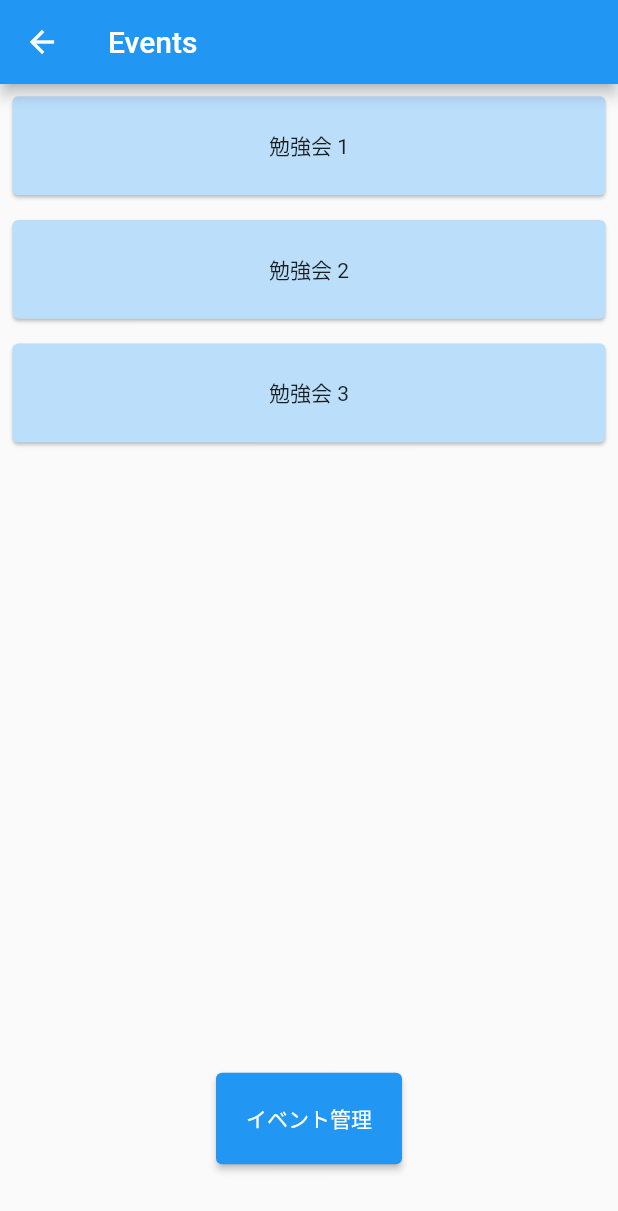
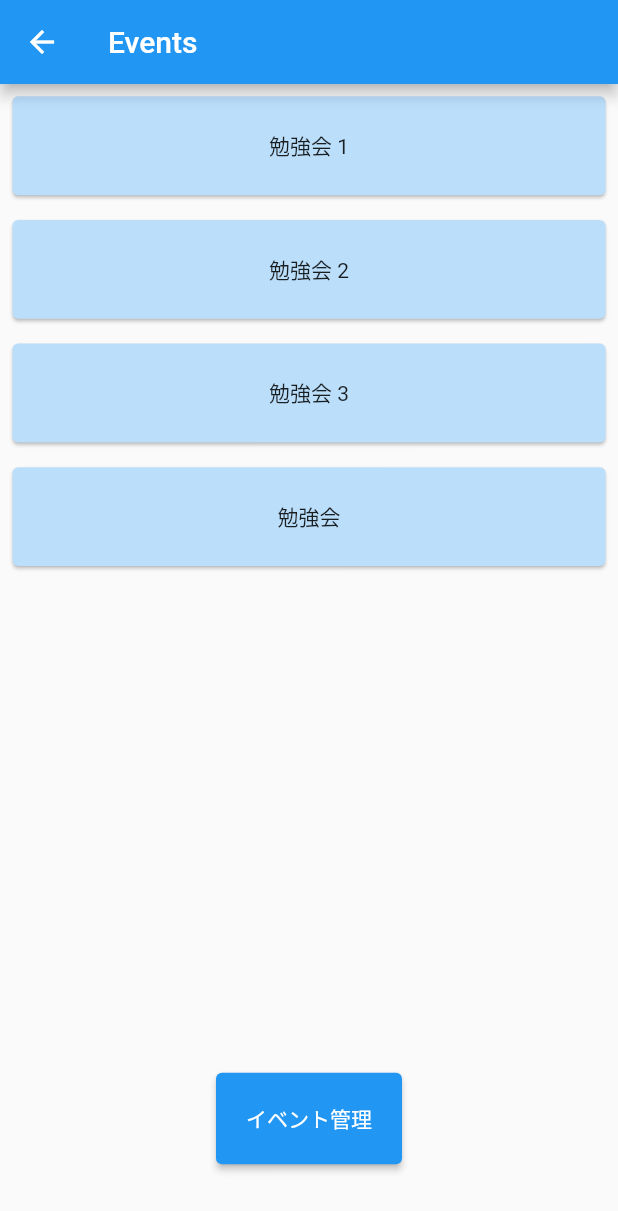
Before and after one commit to yotubarail/flutter_alpha, a Flutter app: the Events screen opened by its route, on a phone screen of 412 x 824 dp. Shown: the top 1211 px of the screen. Run offline on Flutter 3.47's test engine with Material 2 defaults, Android fonts, the phone set to English and light mode, and no system bars.

Commit message:
カード作成メソッド作成

```diff
--- a/lib/main.dart
+++ b/lib/main.dart
@@ -1,3 +1,4 @@
+import 'package:flutter/foundation.dart';
 import 'package:flutter/material.dart';
 
 void main() => runApp(const MyApp());
@@ -64,6 +65,36 @@ class Events extends StatefulWidget {
 
   @override
   _EventsState createState() => _EventsState();
+
+  Card createEventCard({
+    required BuildContext context,
+    required double cardMargin,
+    required double cardHeight,
+    required String eventTitle,
+    required String eventDescription,
+  }) {
+    return Card(
+      margin: EdgeInsets.all(cardMargin),
+      color: Colors.blue[100],
+      child: InkWell(
+        onTap: () {
+          Navigator.of(context).pushNamed(
+            '/detail',
+            arguments: EventArguments(
+              title: eventTitle,
+              description: eventDescription,
+            ),
+          );
+        },
+        child: SizedBox(
+          height: cardHeight,
+          child: Center(
+            child: Text(eventTitle),
+          ),
+        ),
+      ),
+    );
+  }
 }
 
 // イベント一覧State
@@ -149,6 +180,12 @@ class _EventsState extends State<Events> {
                     ),
                   ),
                 ),
+                widget.createEventCard(
+                    context: context,
+                    cardMargin: listItemMargin,
+                    cardHeight: listItemHeight,
+                    eventTitle: '勉強会',
+                    eventDescription: '勉強会の詳細'),
               ],
             ),
           ),
```
